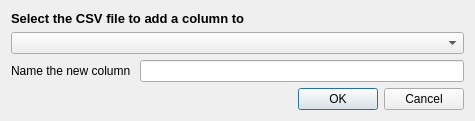
The window that profile/profiles/default/python/plugins/add_column/add_column_dialog_base.ui (pndphd/FHAST_2) describes before a commit, drawn with Qt 5.
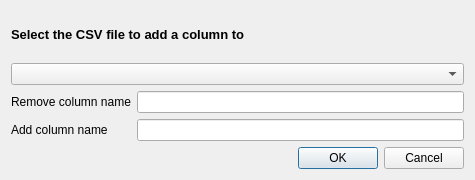
The same window after the commit. Custom widgets are drawn as their Qt base class.

Commit message: added in remove column

What changed in the file:
```diff
--- a/profile/profiles/default/python/plugins/add_column/add_column_dialog_base.ui
+++ b/profile/profiles/default/python/plugins/add_column/add_column_dialog_base.ui
@@ -7,13 +7,16 @@
     <x>0</x>
     <y>0</y>
     <width>475</width>
-    <height>118</height>
+    <height>180</height>
    </rect>
   </property>
   <property name="windowTitle">
    <string>Add Column</string>
   </property>
   <layout class="QGridLayout" name="gridLayout">
+   <item row="1" column="0" colspan="2">
+    <widget class="QgsMapLayerComboBox" name="add_column_select"/>
+   </item>
    <item row="0" column="0" colspan="2">
     <widget class="QLabel" name="label">
      <property name="font">
@@ -31,23 +34,20 @@
      </property>
     </widget>
    </item>
-   <item row="1" column="0" colspan="2">
-    <widget class="QgsMapLayerComboBox" name="add_column_select"/>
+   <item row="3" column="1">
+    <widget class="QLineEdit" name="column_name_in"/>
    </item>
-   <item row="2" column="0">
+   <item row="3" column="0">
     <widget class="QLabel" name="column_name">
      <property name="toolTip">
       <string>Give the new column a name (the column head)</string>
      </property>
      <property name="text">
-      <string>Name the new column </string>
+      <string>Add column name</string>
      </property>
     </widget>
    </item>
-   <item row="2" column="1">
-    <widget class="QLineEdit" name="column_name_in"/>
-   </item>
-   <item row="3" column="0" colspan="2">
+   <item row="4" column="0" colspan="2">
     <widget class="QDialogButtonBox" name="button_box">
      <property name="orientation">
       <enum>Qt::Horizontal</enum>
@@ -57,6 +57,16 @@
      </property>
     </widget>
    </item>
+   <item row="2" column="1">
+    <widget class="QLineEdit" name="del_column_name_in"/>
+   </item>
+   <item row="2" column="0">
+    <widget class="QLabel" name="label_2">
+     <property name="text">
+      <string>Remove column name</string>
+     </property>
+    </widget>
+   </item>
   </layout>
  </widget>
  <customwidgets>
```
The commit also changes 13 other files.
